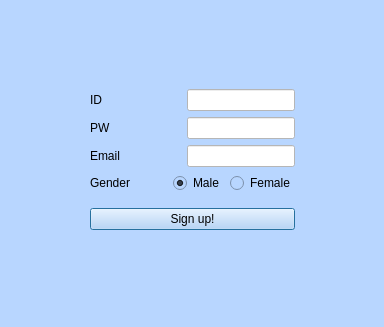
Qt form Client/dlsignin.ui (incheon-kim/QtMultiChat) before a commit.
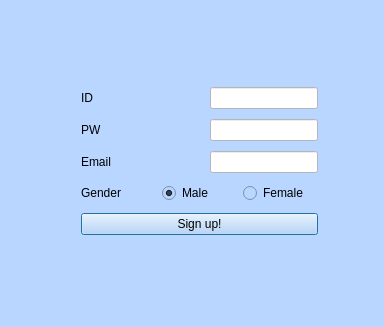
The same form after that commit.

```diff
--- a/Client/dlsignin.ui
+++ b/Client/dlsignin.ui
@@ -22,20 +22,18 @@
   <property name="styleSheet">
    <string notr="true">background-color: rgb(184, 214, 255);</string>
   </property>
-  <widget class="QWidget" name="layoutWidget">
+  <widget class="QWidget" name="">
    <property name="geometry">
     <rect>
-     <x>90</x>
-     <y>80</y>
-     <width>205</width>
-     <height>161</height>
+     <x>81</x>
+     <y>83</y>
+     <width>237</width>
+     <height>157</height>
     </rect>
    </property>
-   <layout class="QVBoxLayout" name="verticalLayout_2">
-    <item>
      <layout class="QVBoxLayout" name="verticalLayout">
       <item>
-       <layout class="QHBoxLayout" name="horizontalLayout_2">
+     <layout class="QHBoxLayout" name="horizontalLayout">
         <item>
          <widget class="QLabel" name="IDlabel">
           <property name="text">
@@ -66,7 +64,7 @@
        </layout>
       </item>
       <item>
-       <layout class="QHBoxLayout" name="horizontalLayout_3">
+     <layout class="QHBoxLayout" name="horizontalLayout_2">
         <item>
          <widget class="QLabel" name="PWlabel">
           <property name="text">
@@ -97,7 +95,7 @@
        </layout>
       </item>
       <item>
-       <layout class="QHBoxLayout" name="horizontalLayout_4">
+     <layout class="QHBoxLayout" name="horizontalLayout_3">
         <item>
          <widget class="QLabel" name="Emaillabel">
           <property name="text">
@@ -131,7 +129,7 @@
        </layout>
       </item>
       <item>
-       <layout class="QHBoxLayout" name="horizontalLayout_5">
+     <layout class="QHBoxLayout" name="horizontalLayout_4">
         <item>
          <widget class="QLabel" name="Genderlabel">
           <property name="text">
@@ -140,8 +138,6 @@
          </widget>
         </item>
         <item>
-         <layout class="QHBoxLayout" name="horizontalLayout">
-          <item>
            <widget class="QRadioButton" name="Male">
             <property name="text">
              <string>Male</string>
@@ -157,10 +153,6 @@
              <string>Female</string>
             </property>
            </widget>
-          </item>
-         </layout>
-        </item>
-       </layout>
       </item>
      </layout>
     </item>
```
Lines whose indentation alone changed are shown as unchanged.
